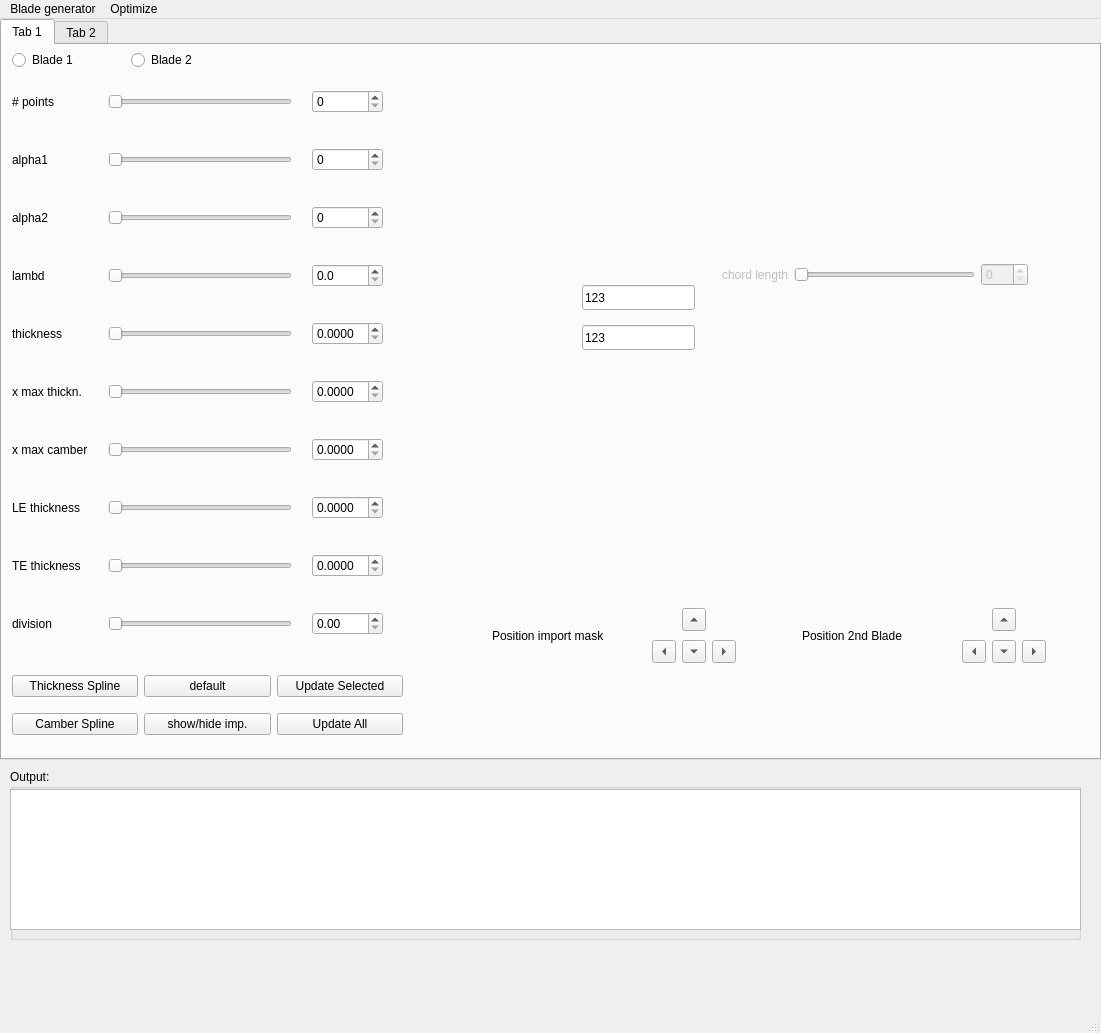
Old version of the form module/UI/qtdesigner/mainwindow.ui in the repository badabush/Blade-Optimization-Tool.
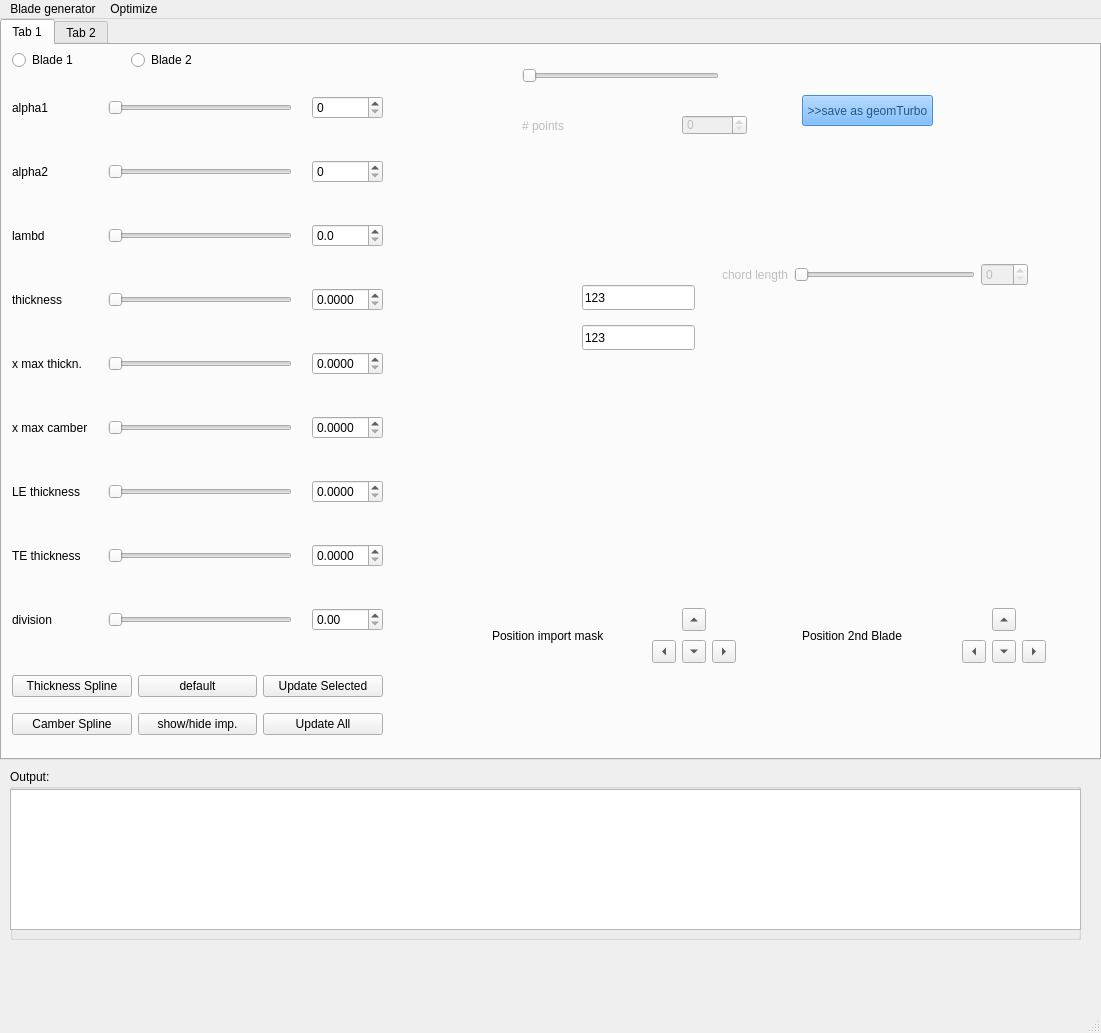
New version of the form. The open tabs and pages were chosen to show the change.

Commit message: ref #22 : creating a geomturbo file in BOT/geomturbo_files/ from the blade in the BladeDesigner; geomturbo file is corrupted, fineturbo cant read in the blade correctly.

What changed in the file:
```diff
--- a/module/UI/qtdesigner/mainwindow.ui
+++ b/module/UI/qtdesigner/mainwindow.ui
@@ -72,98 +72,62 @@
        <property name="verticalSpacing">
         <number>30</number>
        </property>
-       <item row="5" column="0">
-        <widget class="QLabel" name="label_6">
-         <property name="text">
-          <string>x max thickn.</string>
-         </property>
-        </widget>
-       </item>
-       <item row="1" column="0">
-        <widget class="QLabel" name="label">
-         <property name="text">
-          <string>alpha1</string>
-         </property>
-        </widget>
-       </item>
-       <item row="1" column="1">
-        <widget class="QSlider" name="slider_alpha1">
-         <property name="orientation">
-          <enum>Qt::Horizontal</enum>
-         </property>
-        </widget>
-       </item>
-       <item row="6" column="0">
-        <widget class="QLabel" name="label_7">
-         <property name="text">
-          <string>x max camber</string>
-         </property>
-        </widget>
-       </item>
-       <item row="3" column="1">
-        <widget class="QSlider" name="slider_lambd">
-         <property name="orientation">
-          <enum>Qt::Horizontal</enum>
-         </property>
-        </widget>
-       </item>
-       <item row="2" column="1">
-        <widget class="QSlider" name="slider_alpha2">
-         <property name="orientation">
-          <enum>Qt::Horizontal</enum>
-         </property>
-        </widget>
-       </item>
-       <item row="2" column="0">
-        <widget class="QLabel" name="label_3">
-         <property name="text">
-          <string>alpha2</string>
-         </property>
-        </widget>
-       </item>
        <item row="4" column="1">
-        <widget class="QSlider" name="slider_th">
+        <widget class="QSlider" name="slider_xmax_th">
          <property name="orientation">
           <enum>Qt::Horizontal</enum>
          </property>
         </widget>
        </item>
-       <item row="3" column="0">
+       <item row="2" column="0">
         <widget class="QLabel" name="label_4">
          <property name="text">
           <string>lambd</string>
          </property>
         </widget>
        </item>
-       <item row="4" column="0">
-        <widget class="QLabel" name="label_5">
-         <property name="text">
-          <string>thickness</string>
-         </property>
-        </widget>
-       </item>
        <item row="7" column="0">
-        <widget class="QLabel" name="label_9">
-         <property name="text">
-          <string>LE thickness</string>
-         </property>
-        </widget>
-       </item>
-       <item row="5" column="1">
-        <widget class="QSlider" name="slider_xmax_th">
-         <property name="orientation">
-          <enum>Qt::Horizontal</enum>
-         </property>
-        </widget>
-       </item>
-       <item row="8" column="0">
         <widget class="QLabel" name="label_10">
          <property name="text">
           <string>TE thickness</string>
          </property>
         </widget>
        </item>
+       <item row="6" column="0">
+        <widget class="QLabel" name="label_9">
+         <property name="text">
+          <string>LE thickness</string>
+         </property>
+        </widget>
+       </item>
+       <item row="3" column="0">
+        <widget class="QLabel" name="label_5">
+         <property name="text">
+          <string>thickness</string>
+         </property>
+        </widget>
+       </item>
        <item row="6" column="1">
+        <widget class="QSlider" name="slider_thle">
+         <property name="orientation">
+          <enum>Qt::Horizontal</enum>
+         </property>
+        </widget>
+       </item>
+       <item row="3" column="2">
+        <widget class="QDoubleSpinBox" name="val_th">
+         <property name="enabled">
+          <bool>true</bool>
+         </property>
+         <property name="decimals">
+          <number>4</number>
+         </property>
+         <property name="singleStep">
+          <double>0.000000000000000</double>
+         </property>
+        </widget>
+       </item>
+       <item row="5" column="1">
         <widget class="QSlider" name="slider_xmax_camber">
          <property name="orientation">
           <enum>Qt::Horizontal</enum>
@@ -171,27 +135,6 @@
         </widget>
        </item>
        <item row="7" column="1">
-        <widget class="QSlider" name="slider_thle">
-         <property name="orientation">
-          <enum>Qt::Horizontal</enum>
-         </property>
-        </widget>
-       </item>
-       <item row="0" column="0">
-        <widget class="QLabel" name="label_11">
-         <property name="text">
-          <string># points</string>
-         </property>
-        </widget>
-       </item>
-       <item row="0" column="1">
-        <widget class="QSlider" name="slider_npts">
-         <property name="orientation">
-          <enum>Qt::Horizontal</enum>
-         </property>
-        </widget>
-       </item>
-       <item row="8" column="1">
         <widget class="QSlider" name="slider_thte">
          <property name="orientation">
           <enum>Qt::Horizontal</enum>
@@ -199,19 +142,6 @@
         </widget>
        </item>
        <item row="4" column="2">
-        <widget class="QDoubleSpinBox" name="val_th">
-         <property name="enabled">
-          <bool>true</bool>
-         </property>
-         <property name="decimals">
-          <number>4</number>
-         </property>
-         <property name="singleStep">
-          <double>0.000000000000000</double>
-         </property>
-        </widget>
-       </item>
-       <item row="5" column="2">
         <widget class="QDoubleSpinBox" name="val_xmax_th">
          <property name="enabled">
           <bool>true</bool>
@@ -224,33 +154,7 @@
          </property>
         </widget>
        </item>
-       <item row="6" column="2">
-        <widget class="QDoubleSpinBox" name="val_xmax_camber">
-         <property name="enabled">
-          <bool>true</bool>
-         </property>
-         <property name="decimals">
-          <number>4</number>
-         </property>
-         <property name="singleStep">
-          <double>0.000000000000000</double>
-         </property>
-        </widget>
-       </item>
        <item row="7" column="2">
-        <widget class="QDoubleSpinBox" name="val_thle">
-         <property name="enabled">
-          <bool>true</bool>
-         </property>
-         <property name="decimals">
-          <number>4</number>
-         </property>
-         <property name="singleStep">
-          <double>0.000000000000000</double>
-         </property>
-        </widget>
-       </item>
-       <item row="8" column="2">
         <widget class="QDoubleSpinBox" name="val_thte">
          <property name="enabled">
           <bool>true</bool>
@@ -263,20 +167,89 @@
          </property>
         </widget>
        </item>
+       <item row="5" column="2">
+        <widget class="QDoubleSpinBox" name="val_xmax_camber">
+         <property name="enabled">
+          <bool>true</bool>
+         </property>
+         <property name="decimals">
+          <number>4</number>
+         </property>
+         <property name="singleStep">
+          <double>0.000000000000000</double>
+         </property>
+        </widget>
+       </item>
+       <item row="6" column="2">
+        <widget class="QDoubleSpinBox" name="val_thle">
+         <property name="enabled">
+          <bool>true</bool>
+         </property>
+         <property name="decimals">
+          <number>4</number>
+         </property>
+         <property name="singleStep">
+          <double>0.000000000000000</double>
+         </property>
+        </widget>
+       </item>
+       <item row="5" column="0">
+        <widget class="QLabel" name="label_7">
+         <property name="text">
+          <string>x max camber</string>
+         </property>
+        </widget>
+       </item>
+       <item row="0" column="0">
+        <widget class="QLabel" name="label">
+         <property name="text">
+          <string>alpha1</string>
+         </property>
+        </widget>
+       </item>
+       <item row="0" column="1">
+        <widget class="QSlider" name="slider_alpha1">
+         <property name="orientation">
+          <enum>Qt::Horizontal</enum>
+         </property>
+        </widget>
+       </item>
+       <item row="4" column="0">
+        <widget class="QLabel" name="label_6">
+         <property name="text">
+          <string>x max thickn.</string>
+         </property>
+        </widget>
+       </item>
+       <item row="2" column="1">
+        <widget class="QSlider" name="slider_lambd">
+         <property name="orientation">
+          <enum>Qt::Horizontal</enum>
+         </property>
+        </widget>
+       </item>
+       <item row="1" column="0">
+        <widget class="QLabel" name="label_3">
+         <property name="text">
+          <string>alpha2</string>
+         </property>
+        </widget>
+       </item>
+       <item row="1" column="1">
+        <widget class="QSlider" name="slider_alpha2">
+         <property name="orientation">
+          <enum>Qt::Horizontal</enum>
+         </property>
+        </widget>
+       </item>
+       <item row="3" column="1">
+        <widget class="QSlider" name="slider_th">
+         <property name="orientation">
+          <enum>Qt::Horizontal</enum>
+         </property>
+        </widget>
+       </item>
        <item row="0" column="2">
-        <widget class="QDoubleSpinBox" name="val_npts">
-         <property name="enabled">
-          <bool>true</bool>
-         </property>
-         <property name="decimals">
-          <number>0</number>
-         </property>
-         <property name="singleStep">
-          <double>0.000000000000000</double>
-         </property>
-        </widget>
-       </item>
-       <item row="1" column="2">
         <widget class="QDoubleSpinBox" name="val_alpha1">
          <property name="enabled">
           <bool>true</bool>
@@ -289,7 +262,7 @@
          </property>
         </widget>
        </item>
-       <item row="2" column="2">
+       <item row="1" column="2">
         <widget class="QDoubleSpinBox" name="val_alpha2">
          <property name="enabled">
           <bool>true</bool>
@@ -302,7 +275,7 @@
          </property>
         </widget>
        </item>
-       <item row="3" column="2">
+       <item row="2" column="2">
         <widget class="QDoubleSpinBox" name="val_lambd">
          <property name="enabled">
           <bool>true</bool>
@@ -315,21 +288,21 @@
          </property>
         </widget>
        </item>
-       <item row="9" column="0">
+       <item row="8" column="0">
         <widget class="QLabel" name="label_12">
          <property name="text">
           <string>division</string>
          </property>
         </widget>
        </item>
-       <item row="9" column="1">
+       <item row="8" column="1">
         <widget class="QSlider" name="slider_dist_blades">
          <property name="orientation">
           <enum>Qt::Horizontal</enum>
          </property>
         </widget>
        </item>
-       <item row="9" column="2">
+       <item row="8" column="2">
         <widget class="QDoubleSpinBox" name="val_dist_blades">
          <property name="enabled">
           <bool>true</bool>
@@ -414,7 +387,7 @@
        <rect>
         <x>10</x>
         <y>620</y>
-        <width>391</width>
+        <width>371</width>
         <height>80</height>
        </rect>
       </property>
@@ -607,6 +580,488 @@
         <string>123</string>
        </property>
       </widget>
+      <widget class="QLabel" name="label_11">
+       <property name="enabled">
+        <bool>false</bool>
+       </property>
+       <property name="geometry">
+        <rect>
+         <x>30</x>
+         <y>70</y>
+         <width>67</width>
+         <height>22</height>
+        </rect>
+       </property>
+       <property name="text">
+        <string># points</string>
+       </property>
+      </widget>
+      <widget class="QSlider" name="slider_npts">
+       <property name="enabled">
+        <bool>false</bool>
+       </property>
+       <property name="geometry">
+        <rect>
+         <x>30</x>
+         <y>20</y>
+         <width>197</width>
+         <height>22</height>
+        </rect>
+       </property>
+       <property name="orientation">
+        <enum>Qt::Horizontal</enum>
+       </property>
+      </widget>
+      <widget class="QDoubleSpinBox" name="val_npts">
+       <property name="enabled">
+        <bool>false</bool>
+       </property>
+       <property name="geometry">
+        <rect>
+         <x>190</x>
+         <y>70</y>
+         <width>65</width>
+         <height>20</height>
+        </rect>
+       </property>
+       <property name="decimals">
+        <number>0</number>
+       </property>
+       <property name="singleStep">
+        <double>0.000000000000000</double>
+       </property>
+      </widget>
+      <widget class="QPushButton" name="btn_save_geomturbo">
+       <property name="enabled">
+        <bool>false</bool>
+       </property>
+       <property name="geometry">
+        <rect>
+         <x>310</x>
+         <y>50</y>
+         <width>131</width>
+         <height>31</height>
+        </rect>
+       </property>
+       <property name="palette">
+        <palette>
+         <active>
+          <colorrole role="WindowText">
+           <brush brushstyle="SolidPattern">
+            <color alpha="255">
+             <red>0</red>
+             <green>0</green>
+             <blue>0</blue>
+            </color>
+           </brush>
+          </colorrole>
+          <colorrole role="Button">
+           <brush brushstyle="SolidPattern">
+            <color alpha="255">
+             <red>85</red>
+             <green>170</green>
+             <blue>255</blue>
+            </color>
+           </brush>
+          </colorrole>
+          <colorrole role="Light">
+           <brush brushstyle="SolidPattern">
+            <color alpha="255">
+             <red>213</red>
+             <green>234</green>
+             <blue>255</blue>
+            </color>
+           </brush>
+          </colorrole>
+          <colorrole role="Midlight">
+           <brush brushstyle="SolidPattern">
+            <color alpha="255">
+             <red>149</red>
+             <green>202</green>
+             <blue>255</blue>
+            </color>
+           </brush>
+          </colorrole>
+          <colorrole role="Dark">
+           <brush brushstyle="SolidPattern">
+            <color alpha="255">
+             <red>42</red>
+             <green>85</green>
+             <blue>127</blue>
+            </color>
+           </brush>
+          </colorrole>
+          <colorrole role="Mid">
+           <brush brushstyle="SolidPattern">
+            <color alpha="255">
+             <red>56</red>
+             <green>113</green>
+             <blue>170</blue>
+            </color>
+           </brush>
+          </colorrole>
+          <colorrole role="Text">
+           <brush brushstyle="SolidPattern">
+            <color alpha="255">
+             <red>170</red>
+             <green>0</green>
+             <blue>0</blue>
+            </color>
+           </brush>
+          </colorrole>
+          <colorrole role="BrightText">
+           <brush brushstyle="SolidPattern">
+            <color alpha="255">
+             <red>255</red>
+             <green>255</green>
+             <blue>255</blue>
+            </color>
+           </brush>
+          </colorrole>
+          <colorrole role="ButtonText">
+           <brush brushstyle="SolidPattern">
+            <color alpha="255">
+             <red>0</red>
+             <green>0</green>
+             <blue>0</blue>
+            </color>
+           </brush>
+          </colorrole>
+          <colorrole role="Base">
+           <brush brushstyle="SolidPattern">
+            <color alpha="255">
+             <red>255</red>
+             <green>255</green>
+             <blue>255</blue>
+            </color>
+           </brush>
+          </colorrole>
+          <colorrole role="Window">
+           <brush brushstyle="SolidPattern">
+            <color alpha="255">
+             <red>85</red>
+             <green>170</green>
+             <blue>255</blue>
+            </color>
+           </brush>
+          </colorrole>
+          <colorrole role="Shadow">
+           <brush brushstyle="SolidPattern">
+            <color alpha="255">
+             <red>0</red>
+             <green>0</green>
+             <blue>0</blue>
+            </color>
+           </brush>
+          </colorrole>
+          <colorrole role="AlternateBase">
+           <brush brushstyle="SolidPattern">
+            <color alpha="255">
+             <red>170</red>
+             <green>212</green>
+             <blue>255</blue>
+            </color>
+           </brush>
+          </colorrole>
+          <colorrole role="ToolTipBase">
+           <brush brushstyle="SolidPattern">
+            <color alpha="255">
+             <red>255</red>
+             <green>255</green>
+             <blue>220</blue>
+            </color>
+           </brush>
+          </colorrole>
+          <colorrole role="ToolTipText">
+           <brush brushstyle="SolidPattern">
+            <color alpha="255">
+             <red>0</red>
+             <green>0</green>
+             <blue>0</blue>
+            </color>
+           </brush>
+          </colorrole>
+         </active>
+         <inactive>
+          <colorrole role="WindowText">
+           <brush brushstyle="SolidPattern">
+            <color alpha="255">
+             <red>0</red>
+             <green>0</green>
+             <blue>0</blue>
+            </color>
+           </brush>
+          </colorrole>
+          <colorrole role="Button">
+           <brush brushstyle="SolidPattern">
+            <color alpha="255">
+             <red>85</red>
+             <green>170</green>
+             <blue>255</blue>
+            </color>
+           </brush>
+          </colorrole>
+          <colorrole role="Light">
+           <brush brushstyle="SolidPattern">
+            <color alpha="255">
+             <red>213</red>
+             <green>234</green>
+             <blue>255</blue>
+            </color>
+           </brush>
+          </colorrole>
+          <colorrole role="Midlight">
+           <brush brushstyle="SolidPattern">
+            <color alpha="255">
+             <red>149</red>
+             <green>202</green>
+             <blue>255</blue>
+            </color>
+           </brush>
+          </colorrole>
+          <colorrole role="Dark">
+           <brush brushstyle="SolidPattern">
+            <color alpha="255">
+             <red>42</red>
+             <green>85</green>
+             <blue>127</blue>
+            </color>
+           </brush>
+          </colorrole>
+          <colorrole role="Mid">
+           <brush brushstyle="SolidPattern">
+            <color alpha="255">
+             <red>56</red>
+             <green>113</green>
+             <blue>170</blue>
+            </color>
+           </brush>
+          </colorrole>
+          <colorrole role="Text">
+           <brush brushstyle="SolidPattern">
+            <color alpha="255">
+             <red>170</red>
+             <green>0</green>
+             <blue>0</blue>
+            </color>
+           </brush>
+          </colorrole>
+          <colorrole role="BrightText">
+           <brush brushstyle="SolidPattern">
+            <color alpha="255">
+             <red>255</red>
+             <green>255</green>
+             <blue>255</blue>
+            </color>
+           </brush>
+          </colorrole>
+          <colorrole role="ButtonText">
+           <brush brushstyle="SolidPattern">
+            <color alpha="255">
+             <red>0</red>
+             <green>0</green>
+             <blue>0</blue>
+            </color>
+           </brush>
+          </colorrole>
+          <colorrole role="Base">
+           <brush brushstyle="SolidPattern">
+            <color alpha="255">
+             <red>255</red>
+             <green>255</green>
+             <blue>255</blue>
+            </color>
+           </brush>
+          </colorrole>
+          <colorrole role="Window">
+           <brush brushstyle="SolidPattern">
+            <color alpha="255">
+             <red>85</red>
+             <green>170</green>
+             <blue>255</blue>
+            </color>
+           </brush>
+          </colorrole>
+          <colorrole role="Shadow">
+           <brush brushstyle="SolidPattern">
+            <color alpha="255">
+             <red>0</red>
+             <green>0</green>
+             <blue>0</blue>
+            </color>
+           </brush>
+          </colorrole>
+          <colorrole role="AlternateBase">
+           <brush brushstyle="SolidPattern">
+            <color alpha="255">
+             <red>170</red>
+             <green>212</green>
+             <blue>255</blue>
+            </color>
+           </brush>
+          </colorrole>
+          <colorrole role="ToolTipBase">
+           <brush brushstyle="SolidPattern">
+            <color alpha="255">
+             <red>255</red>
+             <green>255</green>
+             <blue>220</blue>
+            </color>
+           </brush>
+          </colorrole>
+          <colorrole role="ToolTipText">
+           <brush brushstyle="SolidPattern">
+            <color alpha="255">
+             <red>0</red>
+             <green>0</green>
+             <blue>0</blue>
+            </color>
+           </brush>
+          </colorrole>
+         </inactive>
+         <disabled>
+          <colorrole role="WindowText">
+           <brush brushstyle="SolidPattern">
+            <color alpha="255">
+             <red>42</red>
+             <green>85</green>
+             <blue>127</blue>
+            </color>
+           </brush>
+          </colorrole>
+          <colorrole role="Button">
+           <brush brushstyle="SolidPattern">
+            <color alpha="255">
+             <red>85</red>
+             <green>170</green>
+             <blue>255</blue>
+            </color>
+           </brush>
+          </colorrole>
+          <colorrole role="Light">
+           <brush brushstyle="SolidPattern">
+            <color alpha="255">
+             <red>213</red>
+             <green>234</green>
+             <blue>255</blue>
+            </color>
+           </brush>
+          </colorrole>
+          <colorrole role="Midlight">
+           <brush brushstyle="SolidPattern">
+            <color alpha="255">
+             <red>149</red>
+             <green>202</green>
+             <blue>255</blue>
+            </color>
+           </brush>
+          </colorrole>
+          <colorrole role="Dark">
+           <brush brushstyle="SolidPattern">
+            <color alpha="255">
+             <red>42</red>
+             <green>85</green>
+             <blue>127</blue>
+            </color>
+           </brush>
+          </colorrole>
+          <colorrole role="Mid">
+           <brush brushstyle="SolidPattern">
+            <color alpha="255">
+             <red>56</red>
+             <green>113</green>
+             <blue>170</blue>
+            </color>
+           </brush>
+          </colorrole>
+          <colorrole role="Text">
+           <brush brushstyle="SolidPattern">
+            <color alpha="255">
+             <red>42</red>
+             <green>85</green>
+             <blue>127</blue>
+            </color>
+           </brush>
+          </colorrole>
+          <colorrole role="BrightText">
+           <brush brushstyle="SolidPattern">
+            <color alpha="255">
+             <red>255</red>
+             <green>255</green>
+             <blue>255</blue>
+            </color>
+           </brush>
+          </colorrole>
+          <colorrole role="ButtonText">
+           <brush brushstyle="SolidPattern">
+            <color alpha="255">
+             <red>42</red>
+             <green>85</green>
+             <blue>127</blue>
+            </color>
+           </brush>
+          </colorrole>
+          <colorrole role="Base">
+           <brush brushstyle="SolidPattern">
+            <color alpha="255">
+             <red>85</red>
+             <green>170</green>
+             <blue>255</blue>
+            </color>
+           </brush>
+          </colorrole>
+          <colorrole role="Window">
+           <brush brushstyle="SolidPattern">
+            <color alpha="255">
+             <red>85</red>
+             <green>170</green>
+             <blue>255</blue>
+            </color>
+           </brush>
+          </colorrole>
+          <colorrole role="Shadow">
+           <brush brushstyle="SolidPattern">
+            <color alpha="255">
+             <red>0</red>
+             <green>0</green>
+             <blue>0</blue>
+            </color>
+           </brush>
+          </colorrole>
+          <colorrole role="AlternateBase">
+           <brush brushstyle="SolidPattern">
+            <color alpha="255">
+             <red>85</red>
+             <green>170</green>
+             <blue>255</blue>
+            </color>
+           </brush>
+          </colorrole>
+          <colorrole role="ToolTipBase">
+           <brush brushstyle="SolidPattern">
+            <color alpha="255">
+             <red>255</red>
+             <green>255</green>
+             <blue>220</blue>
+            </color>
+           </brush>
+          </colorrole>
+          <colorrole role="ToolTipText">
+           <brush brushstyle="SolidPattern">
+            <color alpha="255">
+             <red>0</red>
+             <green>0</green>
+             <blue>0</blue>
+            </color>
+           </brush>
+          </colorrole>
+         </disabled>
+        </palette>
+       </property>
+       <property name="text">
+        <string>&gt;&gt;save as geomTurbo</string>
+       </property>
+      </widget>
      </widget>
      <widget class="QLabel" name="label_pos_b2">
       <property name="geometry">
```
Left out of the diff: 201 changed lines with no effect on the pictures. The commit also changes 7 other files.
